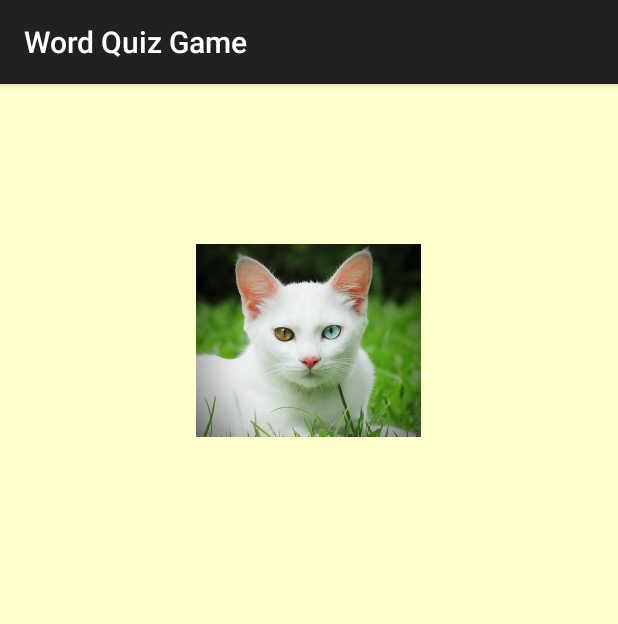
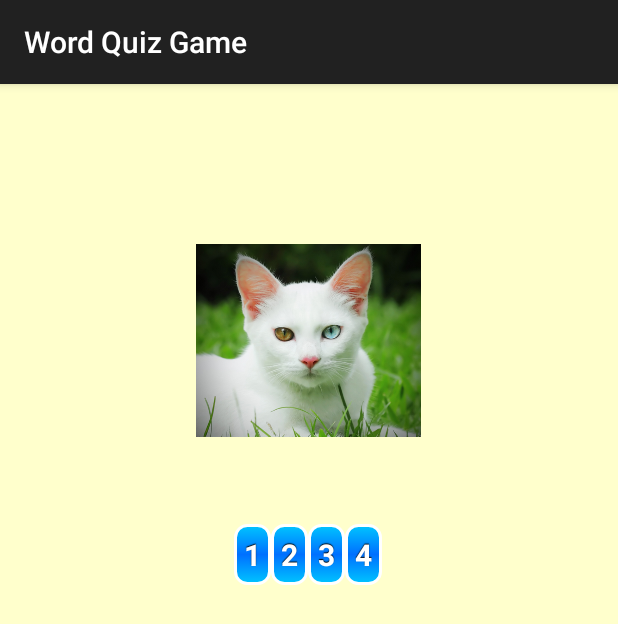
Before and after one commit to masterUNG/WordQuizGame, an Android app: the Game3Activity screen opened directly, with no data from a screen before it, on a phone screen of 412 x 824 dp. Shown: the top 624 px of the screen. Run offline under Robolectric (Android 15) with nearby library versions, the phone set to English and light mode, and no system bars.

Commit message:
เพิ่ม Button ตามจำนวนได้แว้วว

```diff
--- a/app/src/main/java/com/example/wordquizgame/Game3Activity.java
+++ b/app/src/main/java/com/example/wordquizgame/Game3Activity.java
@@ -2,6 +2,8 @@ package com.example.wordquizgame;
 
 import android.os.Bundle;
 import android.support.v7.app.ActionBarActivity;
+import android.view.ViewGroup;
+import android.widget.Button;
 import android.widget.ImageView;
 import android.widget.LinearLayout;
 import android.widget.TextView;
@@ -34,8 +36,28 @@ public class Game3Activity extends ActionBarActivity {
         //Clear Answer
         clearAnswer();
 
+        //Create Button
+        createButton(4);
 
     }   // Main Method
+
+    private void createButton(int intButton) {
+
+        LinearLayout.LayoutParams layoutParams = new LinearLayout
+                .LayoutParams(ViewGroup.LayoutParams.WRAP_CONTENT,
+                ViewGroup.LayoutParams.WRAP_CONTENT);
+
+        for (int i = 0; i < intButton; i++) {
+
+            Button button = new Button(this);
+            button.setId(i + 1);
+            button.setText(Integer.toString(i+1));
+
+            linearLayout.addView(button);
+
+        }   //for
+
+    }   // createButton
 
     private void clearAnswer() {
 
--- a/app/src/main/res/layout/activity_game3.xml
+++ b/app/src/main/res/layout/activity_game3.xml
@@ -33,7 +33,7 @@
 
         <LinearLayout
             android:orientation="horizontal"
-            android:layout_width="match_parent"
+            android:layout_width="wrap_content"
             android:layout_height="wrap_content"
             android:id="@+id/linButton"></LinearLayout>
     </LinearLayout>
```
